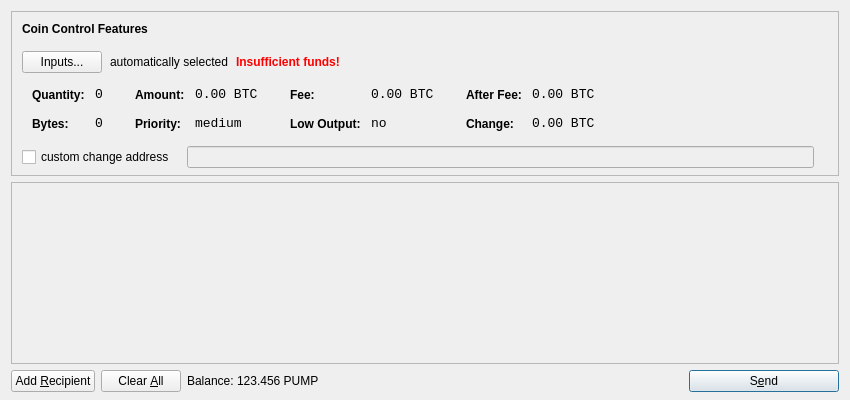
This is src/qt/forms/sendcoinsdialog.ui in PumpCoinDEV/PumpCoin as Qt 5 draws it before an edit. The edited form follows.
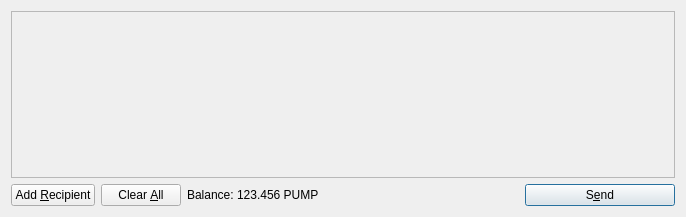
This is the edited form. Icons and pictures are not drawn.

What changed in the file:
```diff
--- a/src/qt/forms/sendcoinsdialog.ui
+++ b/src/qt/forms/sendcoinsdialog.ui
@@ -6,615 +6,14 @@
    <rect>
     <x>0</x>
     <y>0</y>
-    <width>850</width>
-    <height>400</height>
+    <width>686</width>
+    <height>217</height>
    </rect>
   </property>
   <property name="windowTitle">
    <string>Send Coins</string>
   </property>
-  <layout class="QVBoxLayout" name="verticalLayout" stretch="0,1,0">
-   <property name="bottomMargin">
-    <number>8</number>
-   </property>
-   <item>
-    <widget class="QFrame" name="frameCoinControl">
-     <property name="sizePolicy">
-      <sizepolicy hsizetype="Expanding" vsizetype="Expanding">
-       <horstretch>0</horstretch>
-       <verstretch>0</verstretch>
-      </sizepolicy>
-     </property>
-     <property name="maximumSize">
-      <size>
-       <width>16777215</width>
-       <height>16777215</height>
-      </size>
-     </property>
-     <property name="frameShape">
-      <enum>QFrame::StyledPanel</enum>
-     </property>
-     <property name="frameShadow">
-      <enum>QFrame::Sunken</enum>
-     </property>
-     <layout class="QVBoxLayout" name="verticalLayoutCoinControl2">
-      <property name="spacing">
-       <number>-1</number>
-      </property>
-      <property name="leftMargin">
-       <number>0</number>
-      </property>
-      <property name="topMargin">
-       <number>0</number>
-      </property>
-      <property name="rightMargin">
-       <number>0</number>
-      </property>
-      <property name="bottomMargin">
-       <number>6</number>
-      </property>
-      <item>
-       <layout class="QVBoxLayout" name="verticalLayoutCoinControl" stretch="0,0,0,0,1">
-        <property name="spacing">
-         <number>0</number>
-        </property>
-        <property name="leftMargin">
-         <number>10</number>
-        </property>
-        <property name="topMargin">
-         <number>10</number>
-        </property>
-        <item>
-         <layout class="QHBoxLayout" name="horizontalLayoutCoinControl1">
-          <property name="bottomMargin">
-           <number>15</number>
-          </property>
-          <item>
-           <widget class="QLabel" name="labelCoinControlFeatures">
-            <property name="sizePolicy">
-             <sizepolicy hsizetype="Preferred" vsizetype="Maximum">
-              <horstretch>0</horstretch>
-              <verstretch>0</verstretch>
-             </sizepolicy>
-            </property>
-            <property name="font">
-             <font>
-              <weight>75</weight>
-              <bold>true</bold>
-             </font>
-            </property>
-            <property name="styleSheet">
-             <string notr="true">font-weight:bold;</string>
-            </property>
-            <property name="text">
-             <string>Coin Control Features</string>
-            </property>
-           </widget>
-          </item>
-         </layout>
-        </item>
-        <item>
-         <layout class="QHBoxLayout" name="horizontalLayoutCoinControl2" stretch="0,0,0,0">
-          <property name="spacing">
-           <number>8</number>
-          </property>
-          <property name="bottomMargin">
-           <number>10</number>
-          </property>
-          <item>
-           <widget class="QPushButton" name="pushButtonCoinControl">
-            <property name="styleSheet">
-             <string notr="true"/>
-            </property>
-            <property name="text">
-             <string>Inputs...</string>
-            </property>
-           </widget>
-          </item>
-          <item>
-           <widget class="QLabel" name="labelCoinControlAutomaticallySelected">
-            <property name="text">
-             <string>automatically selected</string>
-            </property>
-            <property name="margin">
-             <number>5</number>
-            </property>
-           </widget>
-          </item>
-          <item>
-           <widget class="QLabel" name="labelCoinControlInsuffFunds">
-            <property name="font">
-             <font>
-              <weight>75</weight>
-              <bold>true</bold>
-             </font>
-            </property>
-            <property name="styleSheet">
-             <string notr="true">color:red;font-weight:bold;</string>
-            </property>
-            <property name="text">
-             <string>Insufficient funds!</string>
-            </property>
-            <property name="margin">
-             <number>5</number>
-            </property>
-           </widget>
-          </item>
-          <item>
-           <spacer name="horizontalSpacerCoinControl">
-            <property name="orientation">
-             <enum>Qt::Horizontal</enum>
-            </property>
-            <property name="sizeHint" stdset="0">
-             <size>
-              <width>40</width>
-              <height>1</height>
-             </size>
-            </property>
-           </spacer>
-          </item>
-         </layout>
-        </item>
-        <item>
-         <widget class="QWidget" name="widgetCoinControl" native="true">
-          <property name="sizePolicy">
-           <sizepolicy hsizetype="Preferred" vsizetype="Preferred">
-            <horstretch>0</horstretch>
-            <verstretch>0</verstretch>
-           </sizepolicy>
-          </property>
-          <property name="minimumSize">
-           <size>
-            <width>0</width>
-            <height>0</height>
-           </size>
-          </property>
-          <property name="styleSheet">
-           <string notr="true"/>
-          </property>
-          <layout class="QHBoxLayout" name="horizontalLayoutCoinControl5">
-           <property name="margin">
-            <number>0</number>
-           </property>
-           <item>
-            <layout class="QHBoxLayout" name="horizontalLayoutCoinControl3" stretch="0,0,0,1">
-             <property name="spacing">
-              <number>20</number>
-             </property>
-             <property name="topMargin">
-              <number>0</number>
-             </property>
-             <property name="bottomMargin">
-              <number>10</number>
-             </property>
-             <item>
-              <layout class="QFormLayout" name="formLayoutCoinControl1">
-               <property name="horizontalSpacing">
-                <number>10</number>
-               </property>
-               <property name="verticalSpacing">
-                <number>14</number>
-               </property>
-               <property name="leftMargin">
-                <number>10</number>
-               </property>
-               <property name="topMargin">
-                <number>4</number>
-               </property>
-               <property name="rightMargin">
-                <number>6</number>
-               </property>
-               <item row="0" column="0">
-                <widget class="QLabel" name="labelCoinControlQuantityText">
-                 <property name="styleSheet">
-                  <string notr="true">font-weight:bold;</string>
-                 </property>
-                 <property name="text">
-                  <string>Quantity:</string>
-                 </property>
-                 <property name="margin">
-                  <number>0</number>
-                 </property>
-                </widget>
-               </item>
-               <item row="0" column="1">
-                <widget class="QLabel" name="labelCoinControlQuantity">
-                 <property name="font">
-                  <font>
-                   <family>Monospace</family>
-                   <pointsize>10</pointsize>
-                  </font>
-                 </property>
-                 <property name="cursor">
-                  <cursorShape>IBeamCursor</cursorShape>
-                 </property>
-                 <property name="contextMenuPolicy">
-                  <enum>Qt::ActionsContextMenu</enum>
-                 </property>
-                 <property name="text">
-                  <string notr="true">0</string>
-                 </property>
-                 <property name="margin">
-                  <number>0</number>
-                 </property>
-                 <property name="textInteractionFlags">
-                  <set>Qt::LinksAccessibleByMouse|Qt::TextSelectableByKeyboard|Qt::TextSelectableByMouse</set>
-                 </property>
-                </widget>
-               </item>
-               <item row="1" column="0">
-                <widget class="QLabel" name="labelCoinControlBytesText">
-                 <property name="styleSheet">
-                  <string notr="true">font-weight:bold;</string>
-                 </property>
-                 <property name="text">
-                  <string>Bytes:</string>
-                 </property>
-                </widget>
-               </item>
-               <item row="1" column="1">
-                <widget class="QLabel" name="labelCoinControlBytes">
-                 <property name="font">
-                  <font>
-                   <family>Monospace</family>
-                   <pointsize>10</pointsize>
-                  </font>
-                 </property>
-                 <property name="cursor">
-                  <cursorShape>IBeamCursor</cursorShape>
-                 </property>
-                 <property name="contextMenuPolicy">
-                  <enum>Qt::ActionsContextMenu</enum>
-                 </property>
-                 <property name="text">
-                  <string notr="true">0</string>
-                 </property>
-                 <property name="textInteractionFlags">
-                  <set>Qt::LinksAccessibleByMouse|Qt::TextSelectableByKeyboard|Qt::TextSelectableByMouse</set>
-                 </property>
-                </widget>
-               </item>
-              </layout>
-             </item>
-             <item>
-              <layout class="QFormLayout" name="formLayoutCoinControl2">
-               <property name="horizontalSpacing">
-                <number>10</number>
-               </property>
-               <property name="verticalSpacing">
-                <number>14</number>
-               </property>
-               <property name="leftMargin">
-                <number>6</number>
-               </property>
-               <property name="topMargin">
-                <number>4</number>
-               </property>
-               <property name="rightMargin">
-                <number>6</number>
-               </property>
-               <item row="0" column="0">
-                <widget class="QLabel" name="labelCoinControlAmountText">
-                 <property name="styleSheet">
-                  <string notr="true">font-weight:bold;</string>
-                 </property>
-                 <property name="text">
-                  <string>Amount:</string>
-                 </property>
-                 <property name="margin">
-                  <number>0</number>
-                 </property>
-                </widget>
-               </item>
-               <item row="0" column="1">
-                <widget class="QLabel" name="labelCoinControlAmount">
-                 <property name="font">
-                  <font>
-                   <family>Monospace</family>
-                   <pointsize>10</pointsize>
-                  </font>
-                 </property>
-                 <property name="cursor">
-                  <cursorShape>IBeamCursor</cursorShape>
-                 </property>
-                 <property name="contextMenuPolicy">
-                  <enum>Qt::ActionsContextMenu</enum>
-                 </property>
-                 <property name="text">
-                  <string notr="true">0.00 BTC</string>
-                 </property>
-                 <property name="textInteractionFlags">
-                  <set>Qt::LinksAccessibleByMouse|Qt::TextSelectableByKeyboard|Qt::TextSelectableByMouse</set>
-                 </property>
-                </widget>
-               </item>
-               <item row="1" column="0">
-                <widget class="QLabel" name="labelCoinControlPriorityText">
-                 <property name="styleSheet">
-                  <string notr="true">font-weight:bold;</string>
-                 </property>
-                 <property name="text">
-                  <string>Priority:</string>
-                 </property>
-                </widget>
-               </item>
-               <item row="1" column="1">
-                <widget class="QLabel" name="labelCoinControlPriority">
-                 <property name="font">
-                  <font>
-                   <family>Monospace</family>
-                   <pointsize>10</pointsize>
-                  </font>
-                 </property>
-                 <property name="cursor">
-                  <cursorShape>IBeamCursor</cursorShape>
-                 </property>
-                 <property name="contextMenuPolicy">
-                  <enum>Qt::ActionsContextMenu</enum>
-                 </property>
-                 <property name="text">
-                  <string>medium</string>
-                 </property>
-                 <property name="textInteractionFlags">
-                  <set>Qt::LinksAccessibleByMouse|Qt::TextSelectableByKeyboard|Qt::TextSelectableByMouse</set>
-                 </property>
-                </widget>
-               </item>
-              </layout>
-             </item>
-             <item>
-              <layout class="QFormLayout" name="formLayoutCoinControl3">
-               <property name="horizontalSpacing">
-                <number>10</number>
-               </property>
-               <property name="verticalSpacing">
-                <number>14</number>
-               </property>
-               <property name="leftMargin">
-                <number>6</number>
-               </property>
-               <property name="topMargin">
-                <number>4</number>
-               </property>
-               <property name="rightMargin">
-                <number>6</number>
-               </property>
-               <item row="0" column="0">
-                <widget class="QLabel" name="labelCoinControlFeeText">
-                 <property name="styleSheet">
-                  <string notr="true">font-weight:bold;</string>
-                 </property>
-                 <property name="text">
-                  <string>Fee:</string>
-                 </property>
-                 <property name="margin">
-                  <number>0</number>
-                 </property>
-                </widget>
-               </item>
-               <item row="0" column="1">
-                <widget class="QLabel" name="labelCoinControlFee">
-                 <property name="font">
-                  <font>
-                   <family>Monospace</family>
-                   <pointsize>10</pointsize>
-                  </font>
-                 </property>
-                 <property name="cursor">
-                  <cursorShape>IBeamCursor</cursorShape>
-                 </property>
-                 <property name="contextMenuPolicy">
-                  <enum>Qt::ActionsContextMenu</enum>
-                 </property>
-                 <property name="text">
-                  <string notr="true">0.00 BTC</string>
-                 </property>
-                 <property name="textInteractionFlags">
-                  <set>Qt::LinksAccessibleByMouse|Qt::TextSelectableByKeyboard|Qt::TextSelectableByMouse</set>
-                 </property>
-                </widget>
-               </item>
-               <item row="1" column="0">
-                <widget class="QLabel" name="labelCoinControlLowOutputText">
-                 <property name="styleSheet">
-                  <string notr="true">font-weight:bold;</string>
-                 </property>
-                 <property name="text">
-                  <string>Low Output:</string>
-                 </property>
-                </widget>
-               </item>
-               <item row="1" column="1">
-                <widget class="QLabel" name="labelCoinControlLowOutput">
-                 <property name="font">
-                  <font>
-                   <family>Monospace</family>
-                   <pointsize>10</pointsize>
-                  </font>
-                 </property>
-                 <property name="cursor">
-                  <cursorShape>IBeamCursor</cursorShape>
-                 </property>
-                 <property name="contextMenuPolicy">
-                  <enum>Qt::ActionsContextMenu</enum>
-                 </property>
-                 <property name="text">
-                  <string>no</string>
-                 </property>
-                 <property name="textInteractionFlags">
-                  <set>Qt::LinksAccessibleByMouse|Qt::TextSelectableByKeyboard|Qt::TextSelectableByMouse</set>
-                 </property>
-                </widget>
-               </item>
-              </layout>
-             </item>
-             <item>
-              <layout class="QFormLayout" name="formLayoutCoinControl4">
-               <property name="horizontalSpacing">
-                <number>10</number>
-               </property>
-               <property name="verticalSpacing">
-                <number>14</number>
-               </property>
-               <property name="leftMargin">
-                <number>6</number>
-               </property>
-               <property name="topMargin">
-                <number>4</number>
-               </property>
-               <property name="rightMargin">
-                <number>6</number>
-               </property>
-               <item row="0" column="0">
-                <widget class="QLabel" name="labelCoinControlAfterFeeText">
-                 <property name="styleSheet">
-                  <string notr="true">font-weight:bold;</string>
-                 </property>
-                 <property name="text">
-                  <string>After Fee:</string>
-                 </property>
-                 <property name="margin">
-                  <number>0</number>
-                 </property>
-                </widget>
-               </item>
-               <item row="0" column="1">
-                <widget class="QLabel" name="labelCoinControlAfterFee">
-                 <property name="font">
-                  <font>
-                   <family>Monospace</family>
-                   <pointsize>10</pointsize>
-                  </font>
-                 </property>
-                 <property name="cursor">
-                  <cursorShape>IBeamCursor</cursorShape>
-                 </property>
-                 <property name="contextMenuPolicy">
-                  <enum>Qt::ActionsContextMenu</enum>
-                 </property>
-                 <property name="text">
-                  <string notr="true">0.00 BTC</string>
-                 </property>
-                 <property name="textInteractionFlags">
-                  <set>Qt::LinksAccessibleByMouse|Qt::TextSelectableByKeyboard|Qt::TextSelectableByMouse</set>
-                 </property>
-                </widget>
-               </item>
-               <item row="1" column="0">
-                <widget class="QLabel" name="labelCoinControlChangeText">
-                 <property name="styleSheet">
-                  <string notr="true">font-weight:bold;</string>
-                 </property>
-                 <property name="text">
-                  <string>Change:</string>
-                 </property>
-                </widget>
-               </item>
-               <item row="1" column="1">
-                <widget class="QLabel" name="labelCoinControlChange">
-                 <property name="font">
-                  <font>
-                   <family>Monospace</family>
-                   <pointsize>10</pointsize>
-                  </font>
-                 </property>
-                 <property name="cursor">
-                  <cursorShape>IBeamCursor</cursorShape>
-                 </property>
-                 <property name="contextMenuPolicy">
-                  <enum>Qt::ActionsContextMenu</enum>
-                 </property>
-                 <property name="text">
-                  <string notr="true">0.00 BTC</string>
-                 </property>
-                 <property name="textInteractionFlags">
-                  <set>Qt::LinksAccessibleByMouse|Qt::TextSelectableByKeyboard|Qt::TextSelectableByMouse</set>
-                 </property>
-                </widget>
-               </item>
-              </layout>
-             </item>
-            </layout>
-           </item>
-          </layout>
-         </widget>
-        </item>
-        <item>
-         <layout class="QHBoxLayout" name="horizontalLayoutCoinControl4" stretch="0,0,0">
-          <property name="spacing">
-           <number>12</number>
-          </property>
-          <property name="sizeConstraint">
-           <enum>QLayout::SetDefaultConstraint</enum>
-          </property>
-          <property name="topMargin">
-           <number>5</number>
-          </property>
-          <property name="rightMargin">
-           <number>5</number>
-          </property>
-          <item>
-           <widget class="QCheckBox" name="checkBoxCoinControlChange">
-            <property name="text">
-             <string>custom change address</string>
-            </property>
-           </widget>
-          </item>
-          <item>
-           <widget class="QLineEdit" name="lineEditCoinControlChange">
-            <property name="enabled">
-             <bool>false</bool>
-            </property>
-            <property name="sizePolicy">
-             <sizepolicy hsizetype="Expanding" vsizetype="Fixed">
-              <horstretch>0</horstretch>
-              <verstretch>0</verstretch>
-             </sizepolicy>
-            </property>
-           </widget>
-          </item>
-          <item>
-           <widget class="QLabel" name="labelCoinControlChangeLabel">
-            <property name="sizePolicy">
-             <sizepolicy hsizetype="Preferred" vsizetype="Expanding">
-              <horstretch>0</horstretch>
-              <verstretch>0</verstretch>
-             </sizepolicy>
-            </property>
-            <property name="minimumSize">
-             <size>
-              <width>0</width>
-              <height>0</height>
-             </size>
-            </property>
-            <property name="text">
-             <string/>
-            </property>
-            <property name="margin">
-             <number>3</number>
-            </property>
-           </widget>
-          </item>
-         </layout>
-        </item>
-        <item>
-         <spacer name="verticalSpacerCoinControl">
-          <property name="orientation">
-           <enum>Qt::Vertical</enum>
-          </property>
-          <property name="sizeHint" stdset="0">
-           <size>
-            <width>800</width>
-            <height>1</height>
-           </size>
-          </property>
-         </spacer>
-        </item>
-       </layout>
-      </item>
-     </layout>
-    </widget>
-   </item>
+  <layout class="QVBoxLayout" name="verticalLayout">
    <item>
     <widget class="QScrollArea" name="scrollArea">
      <property name="widgetResizable">
@@ -625,7 +24,7 @@
        <rect>
         <x>0</x>
         <y>0</y>
-        <width>830</width>
+        <width>666</width>
         <height>165</height>
        </rect>
       </property>
```
